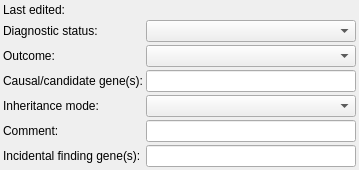
First picture: the form in src/GSvar/DiagnosticStatusWidget.ui, repository imgag/ngs-bits, before the edit.
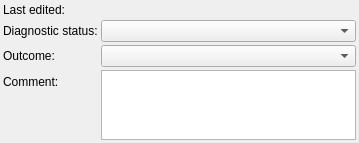
Second picture: the form after the edit.

Diff of the .ui file:
```diff
--- a/src/GSvar/DiagnosticStatusWidget.ui
+++ b/src/GSvar/DiagnosticStatusWidget.ui
@@ -7,7 +7,7 @@
     <x>0</x>
     <y>0</y>
     <width>359</width>
-    <height>158</height>
+    <height>137</height>
    </rect>
   </property>
   <property name="sizePolicy">
@@ -76,29 +76,6 @@
     <widget class="QComboBox" name="outcome"/>
    </item>
    <item row="3" column="0">
-    <widget class="QLabel" name="label_3">
-     <property name="toolTip">
-      <string>&lt;html&gt;&lt;head/&gt;&lt;body&gt;&lt;p&gt;Comma-separated list of genes that are causal for the patient's phenotype.&lt;/p&gt;&lt;/body&gt;&lt;/html&gt;</string>
-     </property>
-     <property name="text">
-      <string>Causal/candidate gene(s):</string>
-     </property>
-    </widget>
-   </item>
-   <item row="3" column="1">
-    <widget class="QLineEdit" name="genes_causal"/>
-   </item>
-   <item row="4" column="0">
-    <widget class="QLabel" name="label_4">
-     <property name="text">
-      <string>Inheritance mode:</string>
-     </property>
-    </widget>
-   </item>
-   <item row="4" column="1">
-    <widget class="QComboBox" name="inheritance"/>
-   </item>
-   <item row="5" column="0">
     <widget class="QLabel" name="label_8">
      <property name="toolTip">
       <string>&lt;html&gt;&lt;head/&gt;&lt;body&gt;&lt;p&gt;Further explaination of the findings, e.g.:&lt;br/&gt;- variant type: SNV/InDel/CNV/SV&lt;br/&gt;- if the variant occurs as a mosaik&lt;/p&gt;&lt;/body&gt;&lt;/html&gt;</string>
@@ -108,21 +85,8 @@
      </property>
     </widget>
    </item>
-   <item row="5" column="1">
-    <widget class="QLineEdit" name="comment"/>
-   </item>
-   <item row="6" column="0">
-    <widget class="QLabel" name="label_6">
-     <property name="toolTip">
-      <string>Comma-separated list of genes with incidental findings.</string>
-     </property>
-     <property name="text">
-      <string>Incidental finding gene(s):</string>
-     </property>
-    </widget>
-   </item>
-   <item row="6" column="1">
-    <widget class="QLineEdit" name="genes_incidental"/>
+   <item row="3" column="1">
+    <widget class="QPlainTextEdit" name="comment"/>
    </item>
   </layout>
  </widget>
```
Left out of the diff: 3 changed lines with no effect on the pictures.
